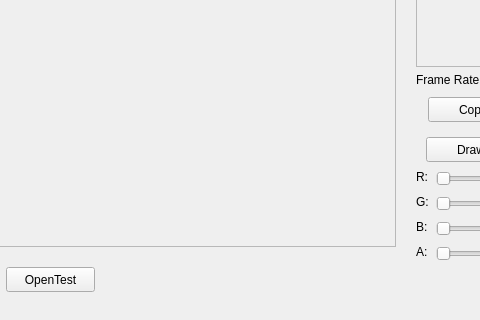
Above: pixamawindow.ui from JonWiggins/PixamaSpriteEditor before the change; both pictures show x 124 to 604 and y 309 to 629 of the 886 by 629 pixel window. Below: the same form after it.
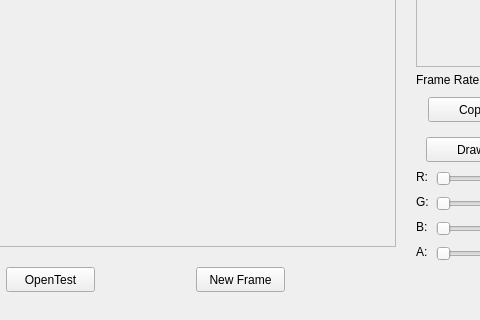
That is the form after the change.

Commit message: Added in a new frame button. Fixed the copy frame method. Added in signal and slot for the new frame and created the new frame method.

Diff of the .ui file:
```diff
--- a/pixamawindow.ui
+++ b/pixamawindow.ui
@@ -412,6 +412,19 @@
      <string>OpenTest</string>
     </property>
    </widget>
+   <widget class="QPushButton" name="NewFrame">
+    <property name="geometry">
+     <rect>
+      <x>320</x>
+      <y>540</y>
+      <width>89</width>
+      <height>25</height>
+     </rect>
+    </property>
+    <property name="text">
+     <string>New Frame</string>
+    </property>
+   </widget>
   </widget>
   <widget class="QMenuBar" name="menuBar">
    <property name="geometry">
```
The commit also changes 4 other files.
